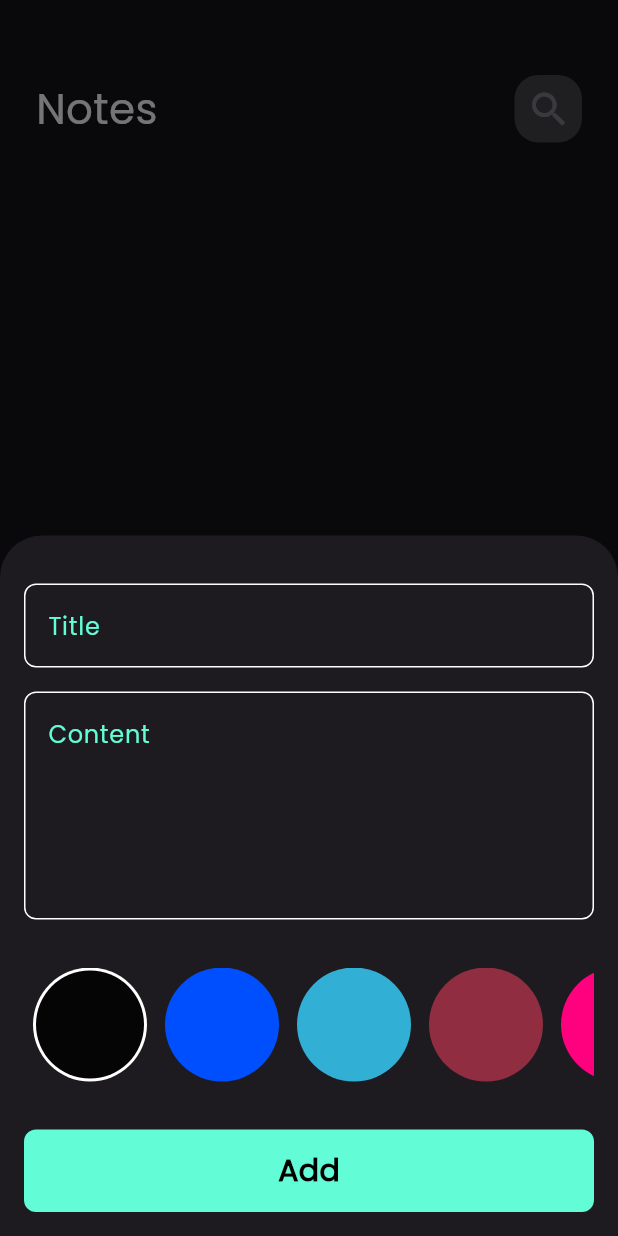
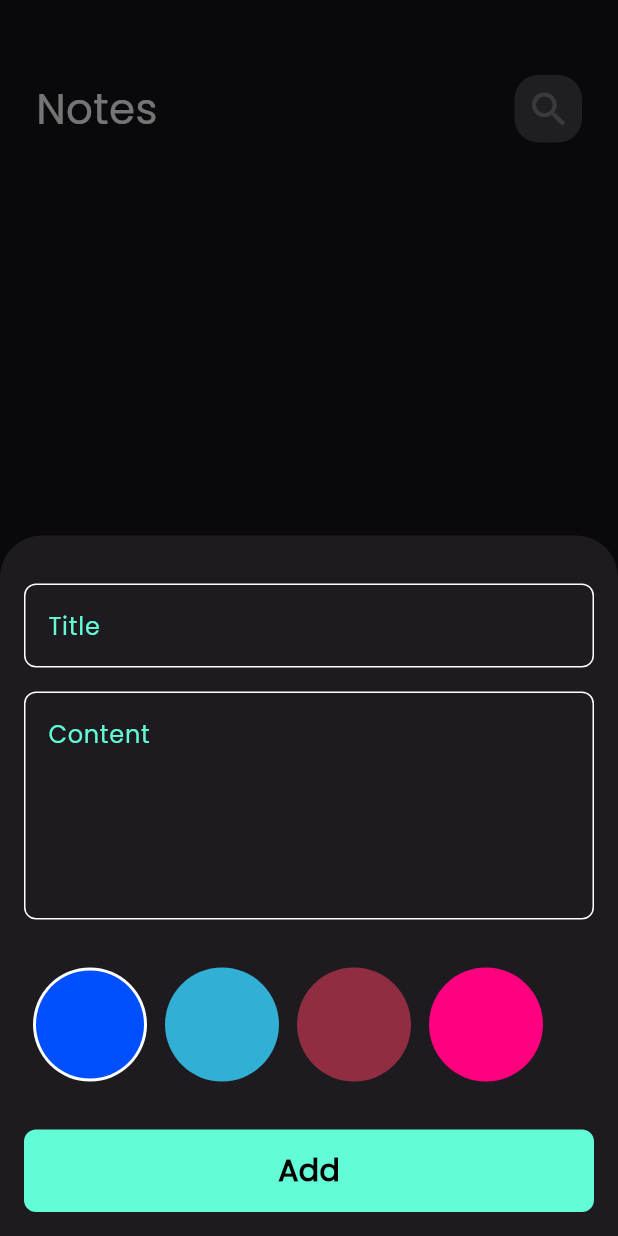
Before and after one commit to medo910/notes_app, a Flutter app: the screen it shows after launch, after a tap on the "add" icon, on a phone screen of 412 x 824 dp. Run offline on Flutter 3.47's test engine with Material 3 defaults, Android fonts, the phone set to English and light mode, and no system bars; our stand-ins replace bloc, flutter_bloc, hive, hive_flutter; accounts and stored records are empty.

Commit message:
finish app :)

```diff
--- a/lib/constants.dart
+++ b/lib/constants.dart
@@ -2,3 +2,10 @@ import 'package:flutter/material.dart';
 
 const kPrimaryColor = Color(0xFF62FCD7);
 const kNotesBox = 'notes_box';
+
+List<Color> kColors = [
+  Color(0xff004FFF),
+  Color(0xff31AFD4),
+  Color(0xff902D41),
+  Color(0xffFF007F),
+];
--- a/lib/cubits/add_note_cubit/add_note_cubit.dart
+++ b/lib/cubits/add_note_cubit/add_note_cubit.dart
@@ -1,4 +1,5 @@
 import 'package:bloc/bloc.dart';
+import 'package:flutter/widgets.dart';
 import 'package:hive/hive.dart';
 import 'package:meta/meta.dart';
 import 'package:notes_app/constants.dart';
@@ -8,8 +9,9 @@ part 'add_note_state.dart';
 
 class AddNoteCubit extends Cubit<AddNoteState> {
   AddNoteCubit() : super(AddNoteInitial());
-
+  Color color = Color(0xffFF007F);
   addNote(NoteModel note) async {
+    note.color = color.value;
     emit(AddNoteLoading());
     try {
       var notesBox = Hive.box<NoteModel>(kNotesBox);
--- a/lib/main.dart
+++ b/lib/main.dart
@@ -2,7 +2,6 @@ import 'package:flutter/material.dart';
 import 'package:flutter_bloc/flutter_bloc.dart';
 import 'package:hive_flutter/hive_flutter.dart';
 import 'package:notes_app/constants.dart';
-import 'package:notes_app/cubits/add_note_cubit/add_note_cubit.dart';
 import 'package:notes_app/cubits/notes_cubit/notes_cubit.dart';
 import 'package:notes_app/models/note_model.dart';
 import 'package:notes_app/simple_bloc_observer.dart';
--- a/lib/views/notes_view.dart
+++ b/lib/views/notes_view.dart
@@ -1,6 +1,4 @@
 import 'package:flutter/material.dart';
-import 'package:flutter_bloc/flutter_bloc.dart';
-import 'package:notes_app/cubits/notes_cubit/notes_cubit.dart';
 import 'package:notes_app/widgets/add_note_button_sheet.dart';
 import 'package:notes_app/widgets/notes_view_body.dart';
 
@@ -21,7 +19,7 @@ class NotesView extends StatelessWidget {
             },
           );
         },
-        child: Icon(Icons.add, color: Colors.black),
+        child: const Icon(Icons.add, color: Colors.black),
         backgroundColor: const Color.fromARGB(255, 113, 191, 255),
         shape: RoundedRectangleBorder(borderRadius: BorderRadius.circular(25)),
       ),
--- a/lib/widgets/add_note_button_sheet.dart
+++ b/lib/widgets/add_note_button_sheet.dart
@@ -1,6 +1,5 @@
 import 'package:flutter/material.dart';
 import 'package:flutter_bloc/flutter_bloc.dart';
-import 'package:modal_progress_hud_nsn/modal_progress_hud_nsn.dart';
 import 'package:notes_app/cubits/add_note_cubit/add_note_cubit.dart';
 import 'package:notes_app/cubits/notes_cubit/notes_cubit.dart';
 import 'package:notes_app/widgets/add_note_form.dart';
--- a/lib/widgets/colors_list_view.dart
+++ b/lib/widgets/colors_list_view.dart
@@ -1,4 +1,7 @@
 import 'package:flutter/material.dart';
+import 'package:flutter_bloc/flutter_bloc.dart';
+import 'package:notes_app/constants.dart';
+import 'package:notes_app/cubits/add_note_cubit/add_note_cubit.dart';
 
 class ColorItem extends StatelessWidget {
   const ColorItem({super.key, required this.isActive, required this.color});
@@ -25,19 +28,13 @@ class ColorsListView extends StatefulWidget {
 
 class _ColorsListViewState extends State<ColorsListView> {
   int currentIndex = 0;
-  List<Color> colors = [
-    Color(0xff050505),
-    Color(0xff004FFF),
-    Color(0xff31AFD4),
-    Color(0xff902D41),
-    Color(0xffFF007F),
-  ];
+
   @override
   Widget build(BuildContext context) {
     return SizedBox(
       height: 38 * 2,
       child: ListView.builder(
-        itemCount: colors.length,
+        itemCount: kColors.length,
         scrollDirection: Axis.horizontal,
         itemBuilder: (context, index) {
           return Padding(
@@ -45,11 +42,12 @@ class _ColorsListViewState extends State<ColorsListView> {
             child: GestureDetector(
               onTap: () {
                 currentIndex = index;
+                BlocProvider.of<AddNoteCubit>(context).color = kColors[index];
                 setState(() {});
               },
               child: ColorItem(
                 isActive: currentIndex == index,
-                color: colors[index],
+                color: kColors[index],
               ),
             ),
           );
--- a/lib/widgets/custom_icon.dart
+++ b/lib/widgets/custom_icon.dart
@@ -15,12 +15,7 @@ class CustomIcon extends StatelessWidget {
         borderRadius: BorderRadius.circular(16),
       ),
       child: Center(
-        child: IconButton(
-          onPressed: onPressed,
-          icon: Icon(icon, size: 30),
-
-          // color: Colors.black,
-        ),
+        child: IconButton(onPressed: onPressed, icon: Icon(icon, size: 30)),
       ),
     );
   }
--- a/lib/widgets/custom_text_field.dart
+++ b/lib/widgets/custom_text_field.dart
@@ -32,7 +32,6 @@ class CustomTextField extends StatelessWidget {
         border: buildBorder(),
         enabledBorder: buildBorder(),
         focusedBorder: buildBorder(kPrimaryColor),
-        // labelText: 'Enter text',
         hintText: hintText,
         hintStyle: TextStyle(color: kPrimaryColor),
       ),
--- a/lib/widgets/edit_view_body.dart
+++ b/lib/widgets/edit_view_body.dart
@@ -4,6 +4,7 @@ import 'package:notes_app/cubits/notes_cubit/notes_cubit.dart';
 import 'package:notes_app/models/note_model.dart';
 import 'package:notes_app/widgets/custom_appbar.dart';
 import 'package:notes_app/widgets/custom_text_field.dart';
+import 'package:notes_app/widgets/edit_note_colors_list_view.dart';
 
 class EditNoteViewBody extends StatefulWidget {
   const EditNoteViewBody({super.key, required this.note});
@@ -50,6 +51,8 @@ class _EditNoteViewBodyState extends State<EditNoteViewBody> {
               content = value;
             },
           ),
+          SizedBox(height: 20),
+          EditNoteColorList(note: widget.note),
         ],
       ),
     );
```
Also changed, not shown: lib/widgets/edit_note_colors_list_view.dart (added, +48 -0 lines).
